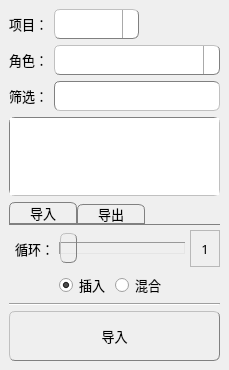
Before: the Qt Designer form commons/ui/motionLib.ui in lonegather/Barbarian, drawn with Qt 5.
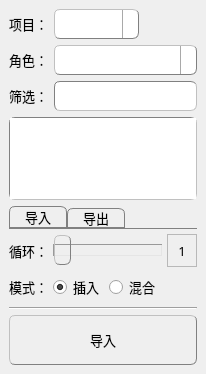
After: the same form once the commit is applied. Icons and pictures are not drawn.

The edit to the form file:
```diff
--- a/commons/ui/motionLib.ui
+++ b/commons/ui/motionLib.ui
@@ -6,8 +6,8 @@
    <rect>
     <x>0</x>
     <y>0</y>
-    <width>229</width>
-    <height>370</height>
+    <width>206</width>
+    <height>374</height>
    </rect>
   </property>
   <property name="font">
@@ -54,7 +54,7 @@
     border-bottom-color: grey; /* same as the pane color */
     border-top-left-radius: 6px;
     border-top-right-radius: 6px;
-	padding: 0px 20px;
+	padding: 0px 15px;
 }
 
 QTabBar::tab:selected, QTabBar::tab:hover {
@@ -356,11 +356,14 @@
         </property>
         <item>
          <layout class="QFormLayout" name="formLayout">
+          <property name="labelAlignment">
+           <set>Qt::AlignRight|Qt::AlignTrailing|Qt::AlignVCenter</set>
+          </property>
           <item row="0" column="0">
            <widget class="QLabel" name="label">
             <property name="minimumSize">
              <size>
-              <width>45</width>
+              <width>0</width>
               <height>30</height>
              </size>
             </property>
@@ -436,6 +439,12 @@
            <layout class="QHBoxLayout" name="horizontalLayout_2">
             <item>
              <widget class="QRadioButton" name="motionLibRBInsert">
+              <property name="minimumSize">
+               <size>
+                <width>0</width>
+                <height>30</height>
+               </size>
+              </property>
               <property name="font">
                <font>
                 <family>微软雅黑</family>
@@ -452,6 +461,12 @@
             </item>
             <item>
              <widget class="QRadioButton" name="motionLibRBMerge">
+              <property name="minimumSize">
+               <size>
+                <width>0</width>
+                <height>30</height>
+               </size>
+              </property>
               <property name="font">
                <font>
                 <family>微软雅黑</family>
@@ -478,6 +493,25 @@
             </item>
            </layout>
           </item>
+          <item row="1" column="0">
+           <widget class="QLabel" name="label_7">
+            <property name="minimumSize">
+             <size>
+              <width>0</width>
+              <height>30</height>
+             </size>
+            </property>
+            <property name="font">
+             <font>
+              <family>微软雅黑</family>
+              <pointsize>10</pointsize>
+             </font>
+            </property>
+            <property name="text">
+             <string>模式：</string>
+            </property>
+           </widget>
+          </item>
          </layout>
         </item>
         <item>
@@ -544,7 +578,7 @@
            <widget class="QLabel" name="label_3">
             <property name="minimumSize">
              <size>
-              <width>75</width>
+              <width>0</width>
               <height>30</height>
              </size>
             </property>
@@ -566,7 +600,7 @@
            <widget class="QLabel" name="label_5">
             <property name="minimumSize">
              <size>
-              <width>75</width>
+              <width>0</width>
               <height>30</height>
              </size>
             </property>
```
